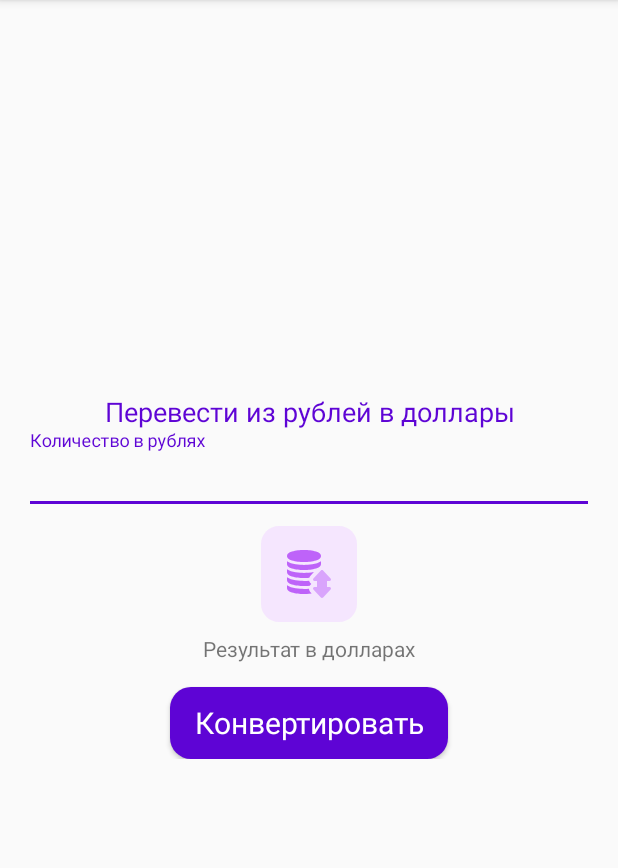
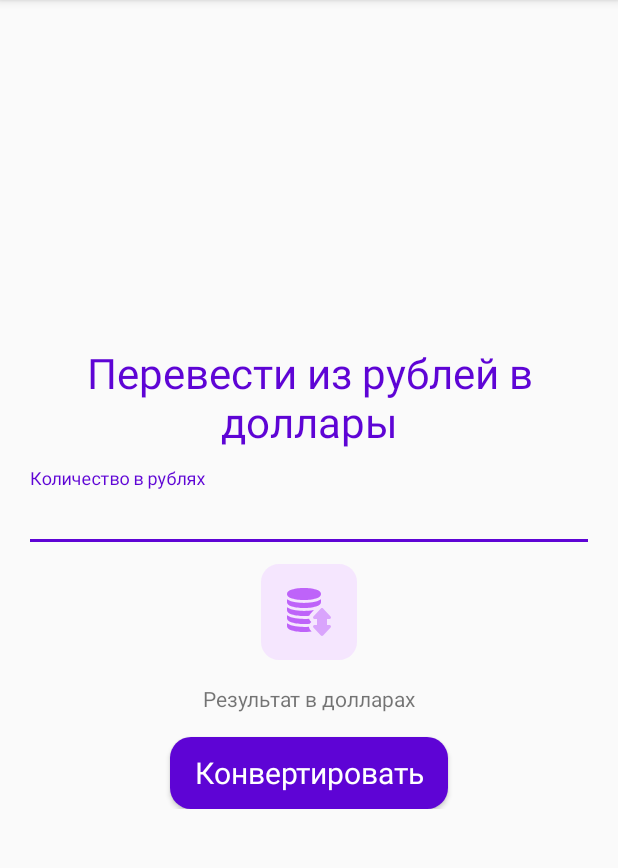
Before and after one commit to ftelnov/AndroidTestSchool, an Android app: the screen it shows after launch (MainActivity), on a phone screen of 412 x 824 dp, the part 84-952 px from its top. Run offline under Robolectric (Android 15) with nearby library versions, the phone set to English and light mode, and no system bars.

Commit message:
Добавил новую утилиту - копирование в буфуер обмена определенного сообщения. Основной функционал готов.

```diff
--- a/app/src/main/java/com/example/androidtestschool/MainActivity.kt
+++ b/app/src/main/java/com/example/androidtestschool/MainActivity.kt
@@ -16,9 +16,7 @@ class MainActivity : AppCompatActivity() {
         setContentView(R.layout.activity_main)
         // Скопировать значение из окна результата
         resultAmount.setOnClickListener {
-            val clipboard =
-                getSystemService(Context.CLIPBOARD_SERVICE) as ClipboardManager
-            clipboard.setPrimaryClip(ClipData.newPlainText("rate", resultAmount.text))
+            copyToClipboard(resultAmount.text)
         }
         transferButton.setOnClickListener {
             transferButton.hideKeyboard() // прячем клаву
--- a/app/src/main/res/layout/activity_main.xml
+++ b/app/src/main/res/layout/activity_main.xml
@@ -30,7 +30,8 @@
 
         <com.google.android.material.textfield.TextInputLayout
             android:layout_width="match_parent"
-            android:layout_height="match_parent">
+            android:layout_height="match_parent"
+            android:layout_marginTop="12dp">
 
             <com.google.android.material.textfield.TextInputEditText
                 android:id="@+id/rubInputLayout"
@@ -50,7 +51,7 @@
             android:id="@+id/resultHint"
             android:layout_width="match_parent"
             android:layout_height="wrap_content"
-            android:layout_marginTop="8dp"
+            android:layout_marginTop="16dp"
             android:gravity="center"
             android:text="@string/usd_result" />
 
--- a/app/src/main/res/values/styles.xml
+++ b/app/src/main/res/values/styles.xml
@@ -9,7 +9,7 @@
 
     <style name="HeaderPrimary">
         <item name="android:textSize">
-            18sp
+            28sp
         </item>
         <item name="android:textColor">
             @color/hintColor
```
Also changed, not shown: app/src/main/java/com/example/androidtestschool/Utils.kt (+11 -0 lines).
